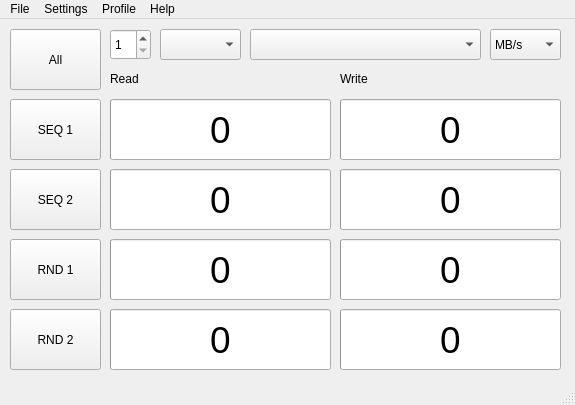
Old version of the form src/mainwindow.ui in the repository JonMagon/KDiskMark.
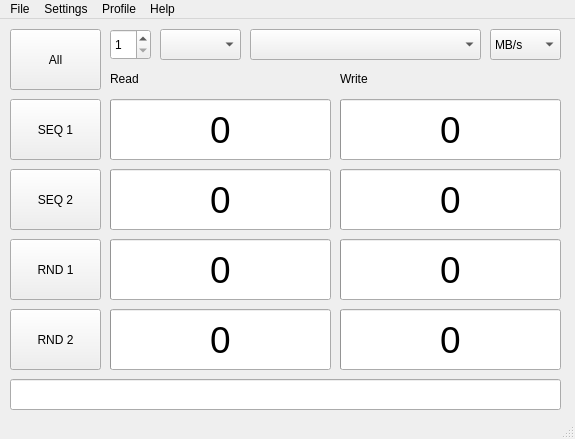
New version of the form.

Commit message: Disk drive model name

Patch:
```diff
--- a/src/mainwindow.ui
+++ b/src/mainwindow.ui
@@ -7,7 +7,7 @@
     <x>0</x>
     <y>0</y>
     <width>575</width>
-    <height>405</height>
+    <height>439</height>
    </rect>
   </property>
   <property name="windowTitle">
@@ -387,6 +387,24 @@
      <string>%v</string>
     </property>
    </widget>
+   <widget class="QLineEdit" name="deviceModel">
+    <property name="geometry">
+     <rect>
+      <x>10</x>
+      <y>360</y>
+      <width>551</width>
+      <height>31</height>
+     </rect>
+    </property>
+    <property name="font">
+     <font>
+      <pointsize>9</pointsize>
+     </font>
+    </property>
+    <property name="text">
+     <string/>
+    </property>
+   </widget>
   </widget>
   <widget class="QMenuBar" name="menubar">
    <property name="geometry">
```
The commit also changes 6 other files.
